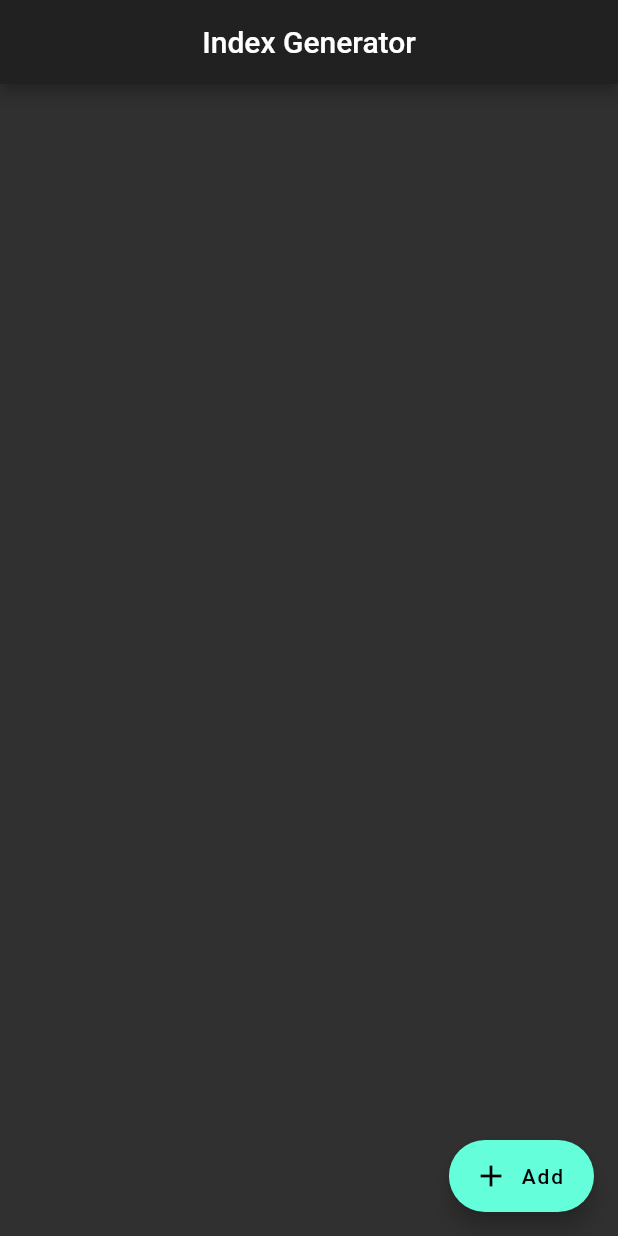
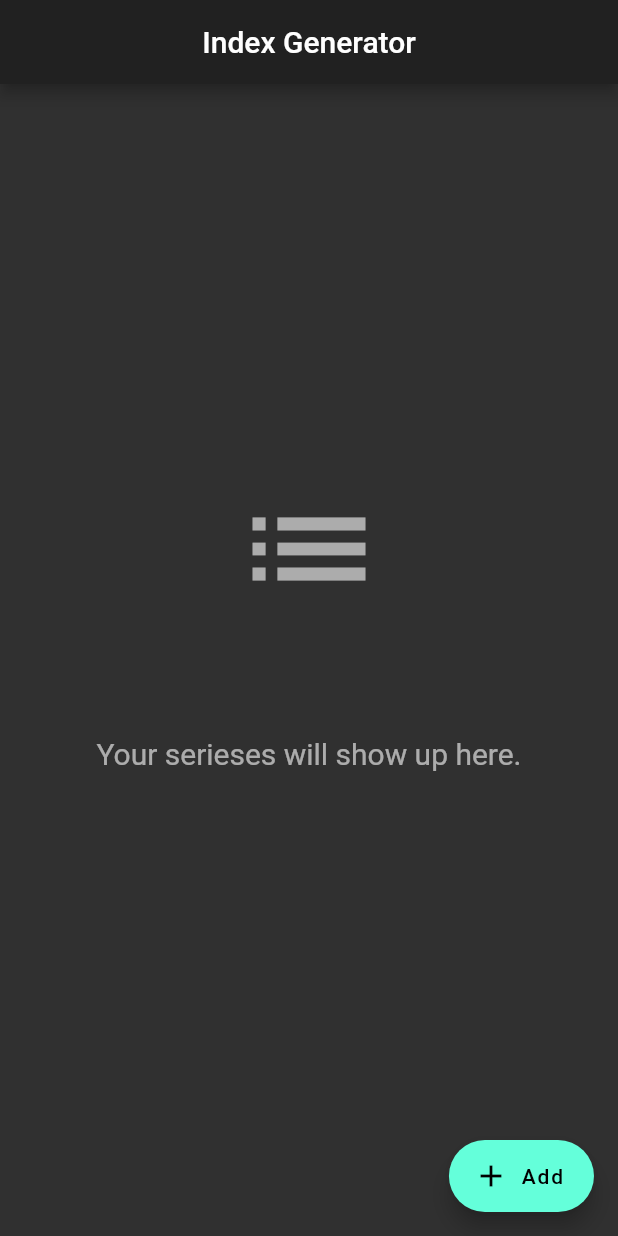
Before and after one commit to iflsa/index-generator, a Flutter app: the screen it shows after launch, on a phone screen of 412 x 824 dp. Run offline on Flutter 3.47's test engine with Material 2 defaults, Android fonts, the phone set to English and light mode, and no system bars; our stand-ins replace auto_size_text, hive, hive_flutter; accounts and stored records are empty; statements that could not run were skipped.

Commit message:
Fix no serieses view

```diff
--- /dev/null
+++ b/lib/Widgets/NoSerieses.dart
@@ -0,0 +1,29 @@
+import 'package:flutter/material.dart';
+
+class NoSerieses extends StatelessWidget {
+  const NoSerieses({Key key}) : super(key: key);
+
+  @override
+  Widget build(BuildContext context) {
+    return Container(
+      child: Center(
+        child: Column(
+          mainAxisAlignment: MainAxisAlignment.center,
+          children: <Widget>[
+            Icon(
+              Icons.list,
+              size: 100.0,
+              color: Colors.white60,
+            ),
+            SizedBox(height: 75.0),
+            Text(
+              "Your serieses will show up here.",
+              style: TextStyle(fontSize: 20.0, color: Colors.white60),
+            ),
+            SizedBox(height: 50.0),
+          ],
+        ),
+      ),
+    );
+  }
+}
--- a/lib/screens/MainScreen.dart
+++ b/lib/screens/MainScreen.dart
@@ -1,6 +1,7 @@
 import 'package:flutter/material.dart';
 import 'package:hive/hive.dart';
 import 'package:hive_flutter/hive_flutter.dart';
+import 'package:index_generator/Widgets/NoSerieses.dart';
 import 'package:index_generator/model/Series.dart';
 import 'package:provider/provider.dart';
 import '../States/MainState.dart';
@@ -30,24 +31,7 @@ class _MainScreenState extends State<MainScreen> {
             } else if (snapshot.hasData) {
               return _buildListView();
             } else {
-              return Center(
-                child: Column(
-                  mainAxisAlignment: MainAxisAlignment.center,
-                  children: <Widget>[
-                    Icon(
-                      Icons.list,
-                      size: 100.0,
-                      color: Colors.white60,
-                    ),
-                    SizedBox(height: 75.0),
-                    Text(
-                      "Your serieses will show up here.",
-                      style: TextStyle(fontSize: 20.0, color: Colors.white60),
-                    ),
-                    SizedBox(height: 50.0),
-                  ],
-                ),
-              );
+              return NoSerieses();
             }
           } else {
             return CircularProgressIndicator();
@@ -69,13 +53,19 @@ class _MainScreenState extends State<MainScreen> {
   _buildListView() {
     return WatchBoxBuilder(
       box: Hive.box('serieses'),
-      builder: (ctx, sBox) => ListView.builder(
-        itemCount: sBox.length,
-        itemBuilder: (ctx, id) {
-          final se = sBox.getAt(id) as Series;
-          return SeriesListItem(se, id);
-        },
-      ),
+      builder: (ctx, sBox) {
+        if (sBox.length > 0) {
+          return ListView.builder(
+            itemCount: sBox.length,
+            itemBuilder: (ctx, id) {
+              final se = sBox.getAt(id) as Series;
+              return SeriesListItem(se, id);
+            },
+          );
+        } else {
+          return NoSerieses();
+        }
+      },
     );
   }
 }
```
